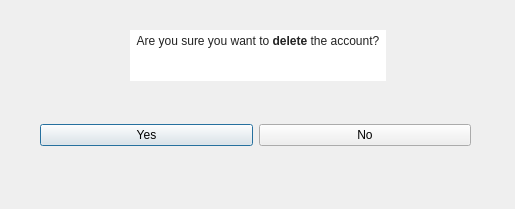
Above: GUI/SymposiumGui/deleteaccount.ui from RickZack/Symposium before the change. Below: the same form after it.
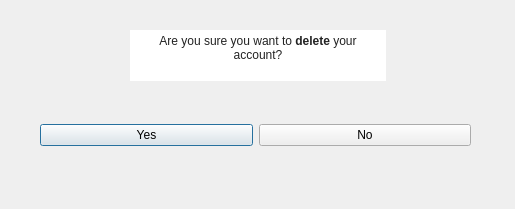
That is the form after the change.

The edit to the form file:
```diff
--- a/GUI/SymposiumGui/deleteaccount.ui
+++ b/GUI/SymposiumGui/deleteaccount.ui
@@ -30,7 +30,7 @@
 &lt;html&gt;&lt;head&gt;&lt;meta name=&quot;qrichtext&quot; content=&quot;1&quot; /&gt;&lt;style type=&quot;text/css&quot;&gt;
 p, li { white-space: pre-wrap; }
 &lt;/style&gt;&lt;/head&gt;&lt;body style=&quot; font-family:'MS Shell Dlg 2'; font-size:7.8pt; font-weight:400; font-style:normal;&quot;&gt;
-&lt;p align=&quot;center&quot; style=&quot; margin-top:0px; margin-bottom:0px; margin-left:0px; margin-right:0px; -qt-block-indent:0; text-indent:0px;&quot;&gt;&lt;span style=&quot; font-family:'Roboto,arial,sans-serif'; font-size:9pt; color:rgba(0,0,0,0.866667);&quot;&gt;Are you sure you want to &lt;/span&gt;&lt;span style=&quot; font-family:'Roboto,arial,sans-serif'; font-size:9pt; font-weight:600; color:rgba(0,0,0,0.866667);&quot;&gt;delete&lt;/span&gt;&lt;span style=&quot; font-family:'Roboto,arial,sans-serif'; font-size:9pt; color:rgba(0,0,0,0.866667);&quot;&gt; the account?&lt;/span&gt;&lt;/p&gt;&lt;/body&gt;&lt;/html&gt;</string>
+&lt;p align=&quot;center&quot; style=&quot; margin-top:0px; margin-bottom:0px; margin-left:0px; margin-right:0px; -qt-block-indent:0; text-indent:0px;&quot;&gt;&lt;span style=&quot; font-family:'Roboto,arial,sans-serif'; font-size:9pt; color:rgba(0,0,0,0.866667);&quot;&gt;Are you sure you want to &lt;/span&gt;&lt;span style=&quot; font-family:'Roboto,arial,sans-serif'; font-size:9pt; font-weight:600; color:rgba(0,0,0,0.866667);&quot;&gt;delete&lt;/span&gt;&lt;span style=&quot; font-family:'Roboto,arial,sans-serif'; font-size:9pt; color:rgba(0,0,0,0.866667);&quot;&gt; your account?&lt;/span&gt;&lt;/p&gt;&lt;/body&gt;&lt;/html&gt;</string>
    </property>
   </widget>
   <widget class="QWidget" name="horizontalLayoutWidget">
```
